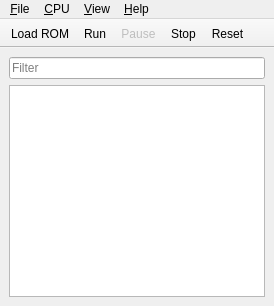
This is src/qt/Pretendo.ui in eteran/pretendo as Qt 5 draws it before an edit. The edited form follows.
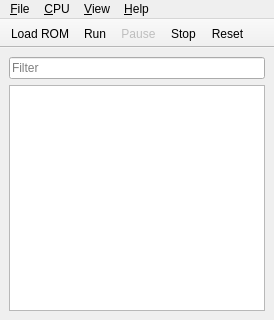
This is the edited form. Icons and pictures are not drawn. Custom widgets are drawn as their Qt base class.

Commit message: Improving UI slightly using cout globally with LTO apparently can crash :-(

```diff
--- a/src/qt/Pretendo.ui
+++ b/src/qt/Pretendo.ui
@@ -7,8 +7,8 @@
    <rect>
     <x>0</x>
     <y>0</y>
-    <width>264</width>
-    <height>299</height>
+    <width>274</width>
+    <height>320</height>
    </rect>
   </property>
   <property name="sizePolicy">
```
Left out of the diff: 29 changed lines with no effect on the pictures. The commit also changes 7 other files.
